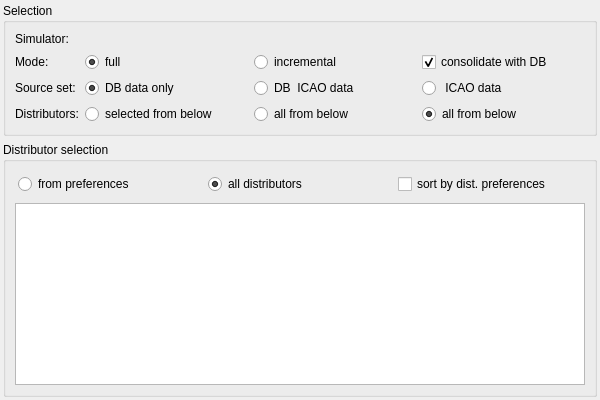
Old version of the form src/blackgui/editors/ownmodelsetform.ui in the repository swift-project/pilotclient.
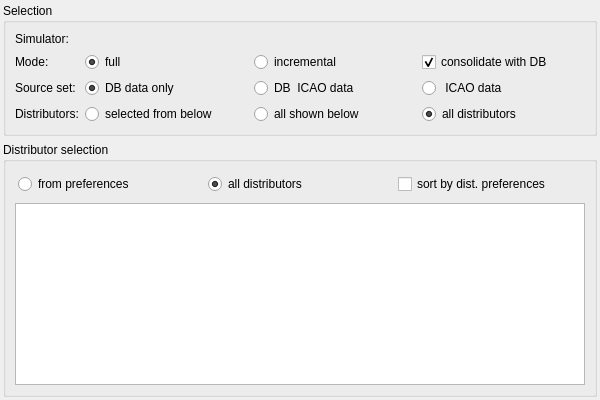
New version of the form. Custom widgets are drawn as their Qt base class.

```diff
--- a/src/blackgui/editors/ownmodelsetform.ui
+++ b/src/blackgui/editors/ownmodelsetform.ui
@@ -159,7 +159,7 @@
       <item row="3" column="2">
        <widget class="QRadioButton" name="rb_DistributorsFromBelow">
         <property name="text">
-         <string>all from below</string>
+         <string>all shown below</string>
         </property>
         <attribute name="buttonGroup">
          <string notr="true">bg_Distributors</string>
@@ -186,7 +186,7 @@
       <item row="3" column="3">
        <widget class="QRadioButton" name="rb_DistributorsAll">
         <property name="text">
-         <string>all from below</string>
+         <string>all distributors</string>
         </property>
         <property name="checked">
          <bool>true</bool>
```
Left out of the diff: 8 changed lines with no effect on the pictures.
